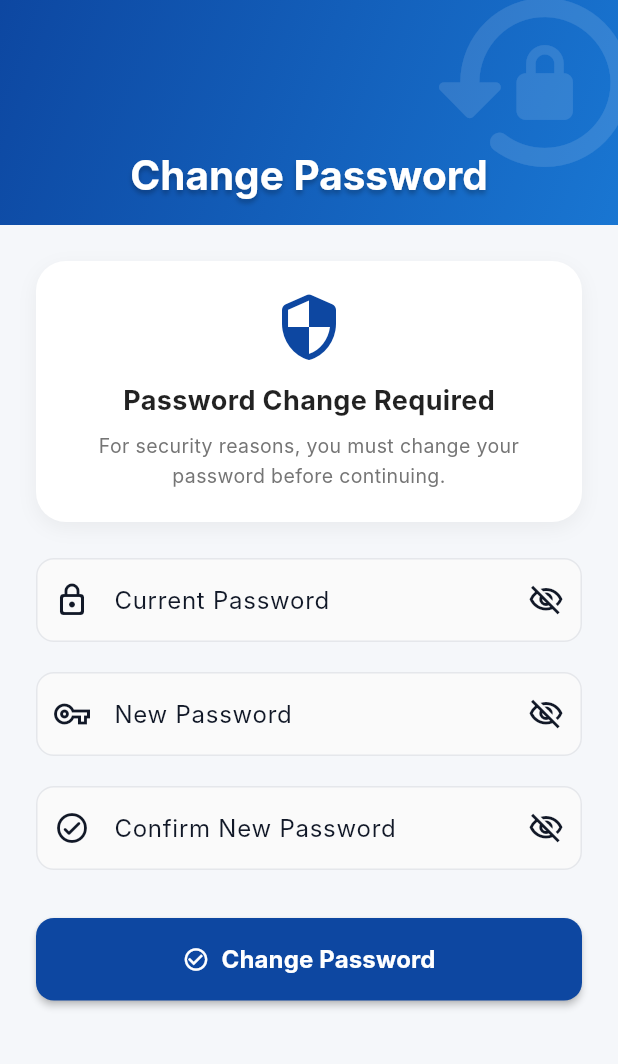
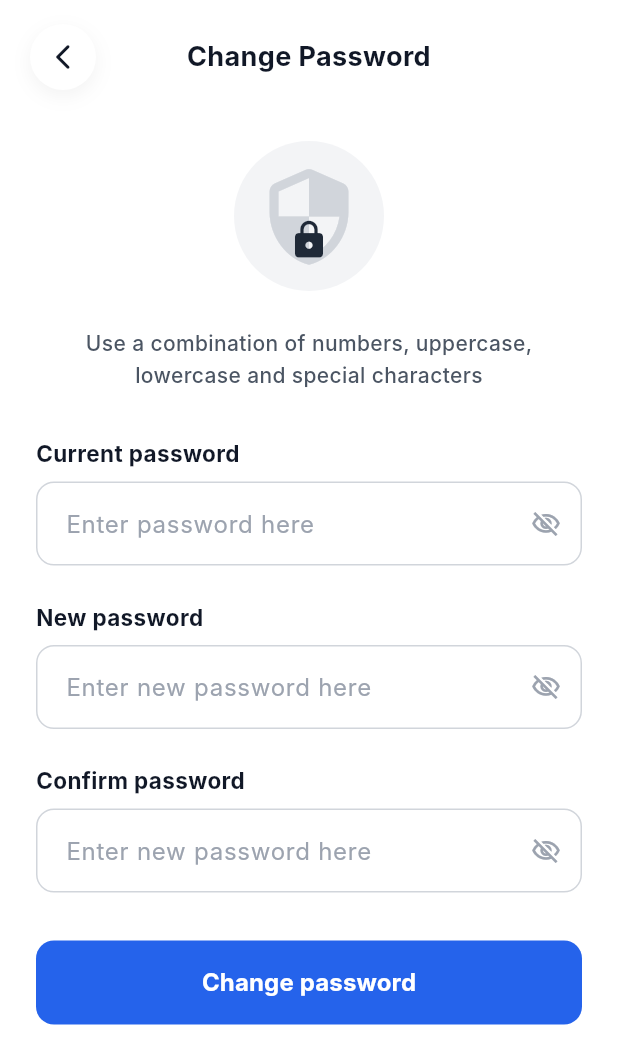
Before and after one commit to Pasidu-Mihiranga/Auditra-CodeCogs, a Flutter app: the ChangePasswordScreen screen opened directly, on a phone screen of 412 x 824 dp. Shown: the top 1064 px of the screen. Run offline on Flutter 3.47's test engine with Material 3 defaults, Android fonts, the phone set to English and light mode, and no system bars; our stand-ins replace connectivity_plus, cross_file, device_info_plus, file_picker, fl_chart, flutter_image_compress and 9 more; missing offline and left inert: syncfusion_flutter_pdfviewer; accounts and stored records are empty; Roboto replaces fonts that are missing (Inter).

Commit message:
feat: add ChangePasswordScreen to facilitate secure password updates

```diff
--- a/auditra/lib/screens/change_password_screen.dart
+++ b/auditra/lib/screens/change_password_screen.dart
@@ -1,5 +1,6 @@
 import 'package:flutter/material.dart';
 import '../services/api_service.dart';
+import '../theme/app_colors.dart';
 
 class ChangePasswordScreen extends StatefulWidget {
   final bool isOptional;
@@ -22,11 +23,14 @@ class _ChangePasswordScreenState extends State<ChangePasswordScreen> {
   final _oldPasswordController = TextEditingController();
   final _newPasswordController = TextEditingController();
   final _confirmPasswordController = TextEditingController();
+
   bool _isLoading = false;
   bool _obscureOldPassword = true;
   bool _obscureNewPassword = true;
   bool _obscureConfirmPassword = true;
   String? _errorMessage;
+
+  int _currentStep = 1; // 1 = Form, 2 = Success
 
   @override
   void dispose() {
@@ -54,21 +58,10 @@ class _ChangePasswordScreenState extends State<ChangePasswordScreen> {
 
       if (mounted) {
         if (result['success']) {
-          ScaffoldMessenger.of(context).showSnackBar(
-            const SnackBar(
-              content: Row(
-                children: [
-                  Icon(Icons.check_circle, color: Colors.white),
-                  SizedBox(width: 8),
-                  Expanded(child: Text('Password changed successfully!')),
-                ],
-              ),
-              backgroundColor: const Color(0xFF84BCDA),
-              behavior: SnackBarBehavior.floating,
-            ),
-          );
-          widget.onSuccess?.call();
-          Navigator.of(context).pop(true);
+          setState(() {
+            _isLoading = false;
+            _currentStep = 2; // Move to success screen
+          });
         } else {
           setState(() {
             _errorMessage = result['message'] ?? 'Failed to change password';
@@ -106,295 +99,378 @@ class _ChangePasswordScreenState extends State<ChangePasswordScreen> {
     return null;
   }
 
-  @override
-  Widget build(BuildContext context) {
-    return Scaffold(
-      backgroundColor: const Color(0xFFF5F7FA),
-      body: NestedScrollView(
-        headerSliverBuilder: (context, innerBoxIsScrolled) {
-          return [
-            SliverAppBar(
-              expandedHeight: 150.0,
-              floating: false,
-              pinned: true,
-              elevation: 0,
-              backgroundColor: const Color(0xFF0D47A1),
-              automaticallyImplyLeading: widget.isOptional,
-              leading: widget.isOptional
-                  ? IconButton(
-                      icon: const Icon(Icons.arrow_back_ios_new_rounded, color: Colors.white),
-                      onPressed: () => Navigator.of(context).pop(),
-                    )
-                  : null,
-              flexibleSpace: FlexibleSpaceBar(
-                centerTitle: true,
-                titlePadding: const EdgeInsets.only(bottom: 16),
-                title: const Text(
-                  'Change Password',
+  Widget _buildTextField({
+    required String label,
+    required String hint,
+    required TextEditingController controller,
+    required bool obscureText,
+    required VoidCallback toggleObscure,
+    String? Function(String?)? validator,
+    required bool isDark,
+  }) {
+    return Column(
+      crossAxisAlignment: CrossAxisAlignment.start,
+      children: [
+        Text(
+          label,
           style: TextStyle(
-                    color: Colors.white,
-                    fontWeight: FontWeight.bold,
-                    fontSize: 18,
-                    shadows: [Shadow(color: Colors.black26, blurRadius: 4, offset: Offset(0, 2))],
+            fontSize: 15,
+            fontWeight: FontWeight.w700,
+            color: isDark ? Colors.white : const Color(0xFF111827),
           ),
         ),
-                background: Container(
-                  decoration: const BoxDecoration(
-                    gradient: LinearGradient(
-                      colors: [Color(0xFF0D47A1), Color(0xFF1976D2)],
-                      begin: Alignment.topLeft,
-                      end: Alignment.bottomRight,
+        const SizedBox(height: 8),
+        TextFormField(
+          controller: controller,
+          obscureText: obscureText,
+          style: TextStyle(
+            color: isDark ? Colors.white : const Color(0xFF111827),
+            fontWeight: FontWeight.w500,
+          ),
+          decoration: InputDecoration(
+            hintText: hint,
+            hintStyle: TextStyle(
+              color: isDark ? Colors.grey[500] : const Color(0xFF9CA3AF),
+              fontWeight: FontWeight.w400,
+            ),
+            suffixIcon: IconButton(
+              icon: Icon(
+                obscureText ? Icons.visibility_off_outlined : Icons.visibility_outlined,
+                color: isDark ? Colors.grey[400] : const Color(0xFF9CA3AF),
+                size: 20,
+              ),
+              onPressed: toggleObscure,
+            ),
+            filled: true,
+            fillColor: isDark ? const Color(0xFF1E293B) : Colors.white,
+            contentPadding: const EdgeInsets.symmetric(horizontal: 16, vertical: 16),
+            border: OutlineInputBorder(
+              borderRadius: BorderRadius.circular(12),
+              borderSide: BorderSide(
+                color: isDark ? const Color(0xFF334155) : const Color(0xFFD1D5DB),
               ),
             ),
+            enabledBorder: OutlineInputBorder(
+              borderRadius: BorderRadius.circular(12),
+              borderSide: BorderSide(
+                color: isDark ? const Color(0xFF334155) : const Color(0xFFD1D5DB),
+              ),
+            ),
+            focusedBorder: OutlineInputBorder(
+              borderRadius: BorderRadius.circular(12),
+              borderSide: const BorderSide(
+                color: AppColors.blue,
+                width: 2,
+              ),
+            ),
+            errorBorder: OutlineInputBorder(
+              borderRadius: BorderRadius.circular(12),
+              borderSide: const BorderSide(
+                color: AppColors.error,
+              ),
+            ),
+          ),
+          validator: validator,
+        ),
+        const SizedBox(height: 24),
+      ],
+    );
+  }
+
+  Widget _buildForm(bool isDark) {
+    return Form(
+      key: _formKey,
+      child: Column(
+        crossAxisAlignment: CrossAxisAlignment.stretch,
+        children: [
+          const SizedBox(height: 10),
+          Center(
+            child: Container(
+              width: 100,
+              height: 100,
+              decoration: BoxDecoration(
+                color: isDark ? const Color(0xFF1E293B) : const Color(0xFFF3F4F6),
+                shape: BoxShape.circle,
+              ),
               child: Stack(
+                alignment: Alignment.center,
                 children: [
+                  Icon(
+                    Icons.security_rounded,
+                    size: 70,
+                    color: isDark ? Colors.grey[600] : const Color(0xFFD1D5DB),
+                  ),
                   Positioned(
-                        right: -20,
-                        top: -20,
+                    bottom: 20,
                     child: Icon(
-                          Icons.lock_reset_rounded,
-                          color: Colors.white.withOpacity(0.12),
-                          size: 150,
+                      Icons.lock_rounded,
+                      size: 28,
+                      color: isDark ? Colors.white : const Color(0xFF1F2937),
                     ),
                   ),
                 ],
               ),
             ),
           ),
+          const SizedBox(height: 24),
+          Text(
+            'Use a combination of numbers, uppercase, lowercase and special characters',
+            textAlign: TextAlign.center,
+            style: TextStyle(
+              fontSize: 14,
+              fontWeight: FontWeight.w500,
+              color: isDark ? Colors.grey[400] : const Color(0xFF4B5563),
+              height: 1.5,
             ),
-          ];
+          ),
+          const SizedBox(height: 32),
+          if (_errorMessage != null)
+            Container(
+              padding: const EdgeInsets.all(12),
+              margin: const EdgeInsets.only(bottom: 24),
+              decoration: BoxDecoration(
+                color: AppColors.error.withValues(alpha: 0.1),
+                borderRadius: BorderRadius.circular(8),
+                border: Border.all(color: AppColors.error.withValues(alpha: 0.3)),
+              ),
+              child: Row(
+                children: [
+                  const Icon(Icons.error_outline, color: AppColors.error),
+                  const SizedBox(width: 12),
+                  Expanded(
+                    child: Text(
+                      _errorMessage!,
+                      style: const TextStyle(color: AppColors.error, fontWeight: FontWeight.w500),
+                    ),
+                  ),
+                ],
+              ),
+            ),
+          _buildTextField(
+            label: 'Current password',
+            hint: 'Enter password here',
+            controller: _oldPasswordController,
+            obscureText: _obscureOldPassword,
+            toggleObscure: () => setState(() => _obscureOldPassword = !_obscureOldPassword),
+            validator: (val) => val == null || val.isEmpty ? 'Required' : null,
+            isDark: isDark,
+          ),
+          _buildTextField(
+            label: 'New password',
+            hint: 'Enter new password here',
+            controller: _newPasswordController,
+            obscureText: _obscureNewPassword,
+            toggleObscure: () => setState(() => _obscureNewPassword = !_obscureNewPassword),
+            validator: _validatePassword,
+            isDark: isDark,
+          ),
+          _buildTextField(
+            label: 'Confirm password',
+            hint: 'Enter new password here',
+            controller: _confirmPasswordController,
+            obscureText: _obscureConfirmPassword,
+            toggleObscure: () => setState(() => _obscureConfirmPassword = !_obscureConfirmPassword),
+            validator: _validateConfirmPassword,
+            isDark: isDark,
+          ),
+          const SizedBox(height: 8),
+          SizedBox(
+            width: double.infinity,
+            height: 56,
+            child: ElevatedButton(
+              onPressed: _isLoading ? null : _submitForm,
+              style: ElevatedButton.styleFrom(
+                backgroundColor: AppColors.blue, // Using blue color palette
+                foregroundColor: Colors.white,
+                elevation: 0,
+                shape: RoundedRectangleBorder(
+                  borderRadius: BorderRadius.circular(12),
+                ),
+              ),
+              child: _isLoading
+                  ? const SizedBox(
+                      width: 24,
+                      height: 24,
+                      child: CircularProgressIndicator(
+                        strokeWidth: 2,
+                        valueColor: AlwaysStoppedAnimation<Color>(Colors.white),
+                      ),
+                    )
+                  : const Text(
+                      'Change password',
+                      style: TextStyle(
+                        fontSize: 16,
+                        fontWeight: FontWeight.w700,
+                      ),
+                    ),
+            ),
+          ),
+          if (widget.isOptional) ...[
+            const SizedBox(height: 16),
+            Center(
+              child: TextButton(
+                onPressed: widget.onSkip ?? () => Navigator.of(context).pop(false),
+                child: Text(
+                  'Skip for now',
+                  style: TextStyle(
+                    color: isDark ? Colors.grey[400] : const Color(0xFF6B7280),
+                    fontWeight: FontWeight.w600,
+                  ),
+                ),
+              ),
+            ),
+          ],
+        ],
+      ),
+    );
+  }
+
+  Widget _buildSuccess(bool isDark) {
+    return Column(
+      crossAxisAlignment: CrossAxisAlignment.center,
+      mainAxisAlignment: MainAxisAlignment.center,
+      children: [
+        const SizedBox(height: 60),
+        Container(
+          width: 140,
+          height: 140,
+          decoration: BoxDecoration(
+            color: isDark ? const Color(0xFF1E293B) : const Color(0xFFF3F4F6),
+            shape: BoxShape.circle,
+          ),
+          child: Center(
+            child: Icon(
+              Icons.verified_rounded, // Starburst with checkmark
+              size: 90,
+              color: isDark ? Colors.white : AppColors.primary,
+            ),
+          ),
+        ),
+        const SizedBox(height: 40),
+        Text(
+          'Password changed\nsuccessfully!',
+          textAlign: TextAlign.center,
+          style: TextStyle(
+            fontSize: 28,
+            fontWeight: FontWeight.w900,
+            color: isDark ? Colors.white : const Color(0xFF111827),
+            height: 1.2,
+            letterSpacing: -0.5,
+          ),
+        ),
+        const SizedBox(height: 16),
+        Text(
+          'Your password has been changed\nsuccessfully, click below to close.',
+          textAlign: TextAlign.center,
+          style: TextStyle(
+            fontSize: 15,
+            color: isDark ? Colors.grey[400] : const Color(0xFF6B7280),
+            height: 1.5,
+          ),
+        ),
+        const SizedBox(height: 60),
+        SizedBox(
+          width: double.infinity,
+          height: 56,
+          child: ElevatedButton(
+            onPressed: () {
+              widget.onSuccess?.call();
+              Navigator.of(context).pop(true);
             },
+            style: ElevatedButton.styleFrom(
+              backgroundColor: AppColors.blue, // Using blue color palette
+              foregroundColor: Colors.white,
+              elevation: 0,
+              shape: RoundedRectangleBorder(
+                borderRadius: BorderRadius.circular(12),
+              ),
+            ),
+            child: const Row(
+              mainAxisAlignment: MainAxisAlignment.center,
+              children: [
+                Text(
+                  'Go to home',
+                  style: TextStyle(
+                    fontSize: 16,
+                    fontWeight: FontWeight.w700,
+                  ),
+                ),
+                SizedBox(width: 8),
+                Icon(Icons.home_outlined, size: 22),
+              ],
+            ),
+          ),
+        ),
+      ],
+    );
+  }
+
+  @override
+  Widget build(BuildContext context) {
+    final isDark = Theme.of(context).brightness == Brightness.dark;
+
+    return Scaffold(
+      backgroundColor: isDark ? const Color(0xFF0F172A) : Colors.white,
       body: SafeArea(
-          top: false,
-          child: SingleChildScrollView(
-            padding: const EdgeInsets.all(24.0),
-            child: Form(
-              key: _formKey,
         child: Column(
-                crossAxisAlignment: CrossAxisAlignment.stretch,
+          crossAxisAlignment: CrossAxisAlignment.start,
           children: [
-                  // Header Card
+            // Top Bar
+            Padding(
+              padding: const EdgeInsets.symmetric(horizontal: 20, vertical: 16),
+              child: Row(
+                children: [
                   Container(
-                    padding: const EdgeInsets.all(20),
+                    width: 44,
+                    height: 44,
                     decoration: BoxDecoration(
-                      color: Colors.white,
-                      borderRadius: BorderRadius.circular(20),
+                      color: isDark ? const Color(0xFF1E293B) : Colors.white,
+                      shape: BoxShape.circle,
                       boxShadow: [
                         BoxShadow(
-                          color: Colors.black.withOpacity(0.05),
+                          color: Colors.black.withValues(alpha: 0.05),
                           blurRadius: 10,
                           offset: const Offset(0, 4),
                         ),
                       ],
                     ),
-                    child: Column(
-                      children: [
-                        const Icon(
-                          Icons.security_rounded,
-                          size: 48,
-                          color: Color(0xFF0D47A1),
-                        ),
-                        const SizedBox(height: 12),
-                        Text(
-                          widget.isOptional
-                              ? 'Change Your Password'
-                              : 'Password Change Required',
-                          style: const TextStyle(
-                            fontSize: 18,
-                            fontWeight: FontWeight.bold,
-                            color: Colors.black87,
+                    child: IconButton(
+                      icon: const Icon(Icons.arrow_back_ios_new_rounded, size: 20),
+                      color: isDark ? Colors.white : const Color(0xFF111827),
+                      onPressed: () => Navigator.of(context).pop(),
                     ),
                   ),
-                        const SizedBox(height: 8),
-                        Text(
-                          widget.isOptional
-                              ? 'Keep your account secure by updating your password regularly.'
-                              : 'For security reasons, you must change your password before continuing.',
+                  Expanded(
+                    child: _currentStep == 1
+                        ? Text(
+                            'Change Password',
                             textAlign: TextAlign.center,
                             style: TextStyle(
-                            fontSize: 13,
-                            color: Colors.grey[600],
-                            height: 1.5,
+                              fontSize: 18,
+                              fontWeight: FontWeight.w700,
+                              color: isDark ? Colors.white : const Color(0xFF111827),
+                            ),
+                          )
+                        : const SizedBox.shrink(),
+                  ),
+                  const SizedBox(width: 44), // To balance the back button
+                ],
+              ),
+            ),
+            Expanded(
+              child: SingleChildScrollView(
+                padding: const EdgeInsets.symmetric(horizontal: 24.0, vertical: 8.0),
+                child: AnimatedSwitcher(
+                  duration: const Duration(milliseconds: 300),
+                  child: _currentStep == 1
+                      ? _buildForm(isDark)
+                      : _buildSuccess(isDark),
+                ),
               ),
             ),
           ],
         ),
       ),
-                  const SizedBox(height: 24),
-
-                  // Error Message
-                  if (_errorMessage != null)
-                    Container(
-                      padding: const EdgeInsets.all(12),
-                      margin: const EdgeInsets.only(bottom: 24),
-                      decoration: BoxDecoration(
-                        color: Colors.red.shade50,
-                        borderRadius: BorderRadius.circular(8),
-                        border: Border.all(color: Colors.red.shade200),
-                      ),
-                      child: Row(
-                        children: [
-                          Icon(Icons.error_outline, color: Colors.red.shade700),
-                          const SizedBox(width: 12),
-                          Expanded(
-                            child: Text(
-                              _errorMessage!,
-                              style: TextStyle(color: Colors.red.shade700),
-                            ),
-                          ),
-                        ],
-                      ),
-                    ),
-
-                  // Old Password
-                  TextFormField(
-                    controller: _oldPasswordController,
-                    obscureText: _obscureOldPassword,
-                    decoration: InputDecoration(
-                      labelText: 'Current Password',
-                      hintText: 'Enter current password',
-                      prefixIcon: const Icon(Icons.lock_outline_rounded),
-                      suffixIcon: IconButton(
-                        icon: Icon(
-                          _obscureOldPassword
-                              ? Icons.visibility_off_outlined
-                              : Icons.visibility_outlined,
-                        ),
-                        onPressed: () {
-                          setState(() {
-                            _obscureOldPassword = !_obscureOldPassword;
-                          });
-                        },
-                      ),
-                      border: OutlineInputBorder(
-                        borderRadius: BorderRadius.circular(12),
-                      ),
-                      filled: true,
-                      fillColor: Colors.grey.shade50,
-                    ),
-                    validator: (value) {
-                      if (value == null || value.isEmpty) {
-                        return 'Current password is required';
-                      }
-                      return null;
-                    },
-                  ),
-                  const SizedBox(height: 20),
-
-                  // New Password
-                  TextFormField(
-                    controller: _newPasswordController,
-                    obscureText: _obscureNewPassword,
-                    decoration: InputDecoration(
-                      labelText: 'New Password',
-                      hintText: 'Enter new password',
-                      prefixIcon: const Icon(Icons.vpn_key_outlined),
-                      suffixIcon: IconButton(
-                        icon: Icon(
-                          _obscureNewPassword
-                              ? Icons.visibility_off_outlined
-                              : Icons.visibility_outlined,
-                        ),
-                        onPressed: () {
-                          setState(() {
-                            _obscureNewPassword = !_obscureNewPassword;
-                          });
-                        },
-                      ),
-                      border: OutlineInputBorder(
-                        borderRadius: BorderRadius.circular(12),
-                      ),
-                      filled: true,
-                      fillColor: Colors.grey.shade50,
-                    ),
-                    validator: _validatePassword,
-                  ),
-                  const SizedBox(height: 20),
-
-                  // Confirm Password
-                  TextFormField(
-                    controller: _confirmPasswordController,
-                    obscureText: _obscureConfirmPassword,
-                    decoration: InputDecoration(
-                      labelText: 'Confirm New Password',
-                      hintText: 'Re-enter new password',
-                      prefixIcon: const Icon(Icons.check_circle_outline_rounded),
-                      suffixIcon: IconButton(
-                        icon: Icon(
-                          _obscureConfirmPassword
-                              ? Icons.visibility_off_outlined
-                              : Icons.visibility_outlined,
-                        ),
-                        onPressed: () {
-                          setState(() {
-                            _obscureConfirmPassword = !_obscureConfirmPassword;
-                          });
-                        },
-                      ),
-                      border: OutlineInputBorder(
-                        borderRadius: BorderRadius.circular(12),
-                      ),
-                      filled: true,
-                      fillColor: Colors.grey.shade50,
-                    ),
-                    validator: _validateConfirmPassword,
-                  ),
-                  const SizedBox(height: 32),
-
-                  // Action Button
-                  SizedBox(
-                    width: double.infinity,
-                    child: ElevatedButton(
-                      onPressed: _isLoading ? null : _submitForm,
-                      style: ElevatedButton.styleFrom(
-                        backgroundColor: const Color(0xFF0D47A1),
-                        foregroundColor: Colors.white,
-                        padding: const EdgeInsets.symmetric(vertical: 16),
-                        shape: RoundedRectangleBorder(
-                          borderRadius: BorderRadius.circular(12),
-                        ),
-                        elevation: 2,
-                      ),
-                      child: _isLoading
-                          ? const SizedBox(
-                              width: 20,
-                              height: 20,
-                              child: CircularProgressIndicator(
-                                strokeWidth: 2,
-                                valueColor: AlwaysStoppedAnimation<Color>(Colors.white),
-                              ),
-                            )
-                          : const Row(
-                              mainAxisAlignment: MainAxisAlignment.center,
-                              children: [
-                                Icon(Icons.check_circle_outline),
-                                SizedBox(width: 8),
-                                Text(
-                                  'Change Password',
-                                  style: TextStyle(
-                                    fontSize: 16,
-                                    fontWeight: FontWeight.bold,
-                                  ),
-                                ),
-                              ],
-                            ),
-                    ),
-                  ),
-
-                  // Skip button (if optional)
-                  if (widget.isOptional) ...[
-                    const SizedBox(height: 16),
-                    TextButton(
-                      onPressed: widget.onSkip ?? () => Navigator.of(context).pop(false),
-                      child: const Text('Skip for now'),
-                    ),
-                  ],
-                ],
-              ),
-            ),
-          ),
-        ),
-      ),
     );
   }
 }
```
Lines whose indentation alone changed are shown as unchanged.
